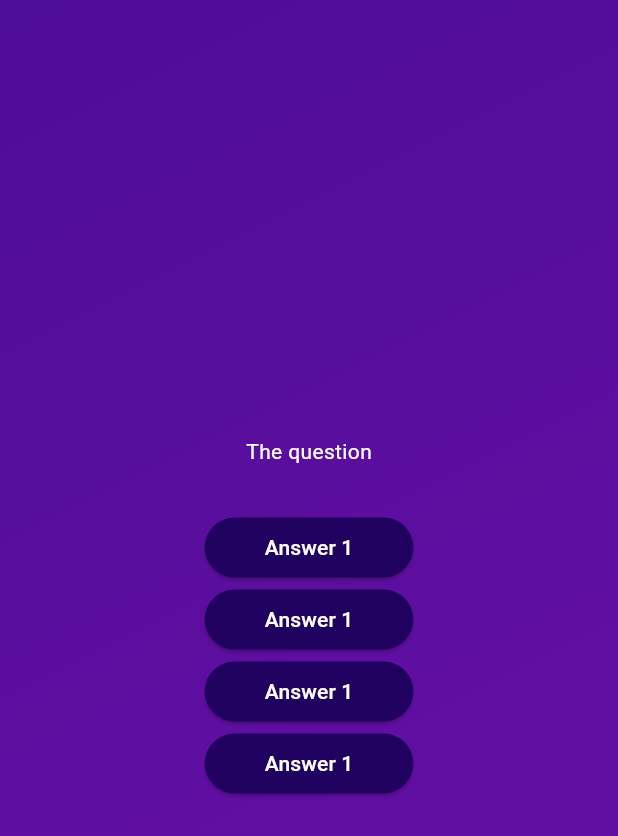
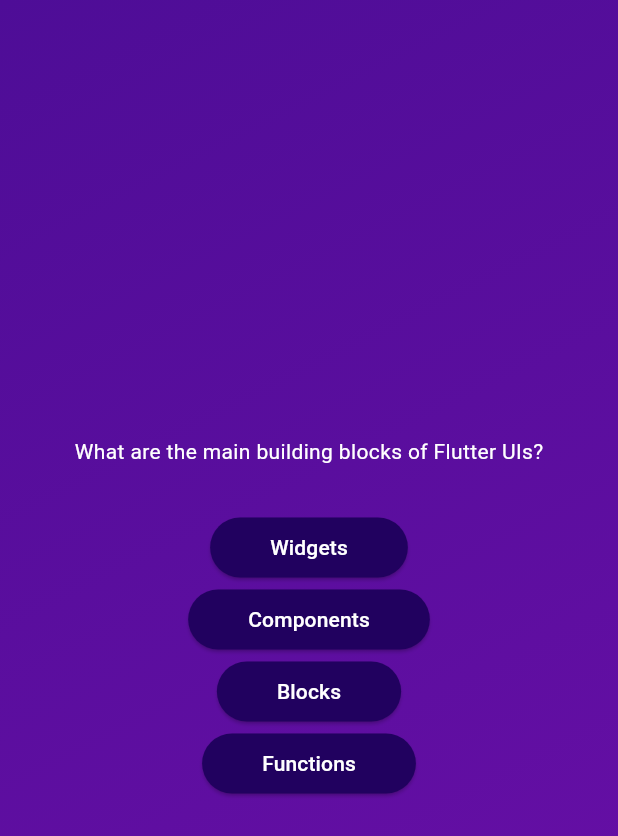
Before and after one commit to WinZCode/quizz_app, a Flutter app: the screen it shows after launch, after a tap on "Start Quiz", on a phone screen of 412 x 824 dp. Shown: the top 836 px of the screen. Run offline on Flutter 3.47's test engine with Material 3 defaults, Android fonts, the phone set to English and light mode, and no system bars.

Commit message:
spread operator and mapping List

```diff
--- a/lib/question_screen.dart
+++ b/lib/question_screen.dart
@@ -1,5 +1,6 @@
 import 'package:flutter/material.dart';
 import 'package:quizz_app/answer_button.dart';
+import 'package:quizz_app/data/questions.dart';
 
 class QuestionScreen extends StatefulWidget {
   const QuestionScreen({super.key});
@@ -13,32 +14,23 @@ class QuestionScreen extends StatefulWidget {
 class _QuestionScreenState extends State<QuestionScreen> {
   @override
   Widget build(context) {
+    final currentQuestion = questions[0];
+
     return SizedBox(
       width: double.infinity, // fill the screen
       child: Column(
         mainAxisAlignment: MainAxisAlignment.center,
         children: [
-          const Text(
-            'The question',
-            style: TextStyle(color: Colors.white),
+          Text(
+            currentQuestion.text,
+            style: const TextStyle(
+              color: Colors.white,
+            ),
           ),
           const SizedBox(height: 30),
-          AnswerButton(
-            answerText: 'Answer 1',
-            onTap: () {},
-          ),
-          AnswerButton(
-            answerText: 'Answer 1',
-            onTap: () {},
-          ),
-          AnswerButton(
-            answerText: 'Answer 1',
-            onTap: () {},
-          ),
-          AnswerButton(
-            answerText: 'Answer 1',
-            onTap: () {},
-          ),
+          ...currentQuestion.answers.map((item) {
+            return AnswerButton(answerText: item, onTap: () {});
+          }),
         ],
       ),
     );
```
